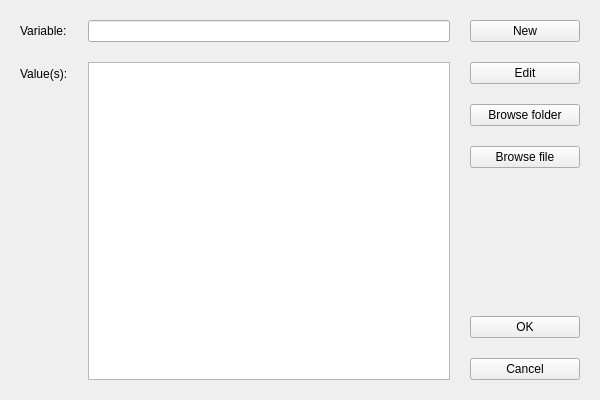
Qt form ui_files/btn_edit_dialog.ui (Noertri/manage-env) before a commit.
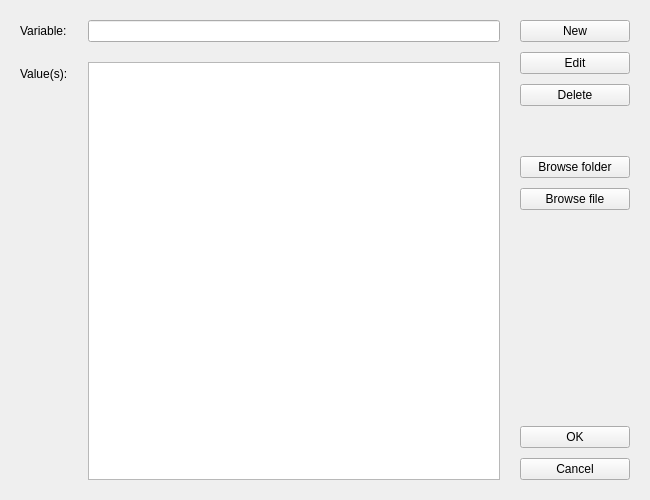
The same form after that commit.

Commit message: membuat fitur untuk menambah value di dialog edit

Diff of the .ui file:
```diff
--- a/ui_files/btn_edit_dialog.ui
+++ b/ui_files/btn_edit_dialog.ui
@@ -6,14 +6,14 @@
    <rect>
     <x>0</x>
     <y>0</y>
-    <width>600</width>
-    <height>400</height>
+    <width>650</width>
+    <height>500</height>
    </rect>
   </property>
   <property name="minimumSize">
    <size>
-    <width>600</width>
-    <height>400</height>
+    <width>650</width>
+    <height>500</height>
    </size>
   </property>
   <property name="palette">
@@ -523,7 +523,28 @@
           <set>QAbstractItemView::EditTrigger::DoubleClicked|QAbstractItemView::EditTrigger::SelectedClicked</set>
          </property>
          <property name="selectionBehavior">
-          <enum>QAbstractItemView::SelectionBehavior::SelectRows</enum>
+          <enum>QAbstractItemView::SelectRows</enum>
+         </property>
+         <property name="verticalScrollMode">
+          <enum>QAbstractItemView::ScrollPerPixel</enum>
+         </property>
+         <property name="horizontalScrollMode">
+          <enum>QAbstractItemView::ScrollPerPixel</enum>
+         </property>
+         <property name="spacing">
+          <number>2</number>
+         </property>
+         <property name="viewMode">
+          <enum>QListView::ListMode</enum>
+         </property>
+         <property name="uniformItemSizes">
+          <bool>true</bool>
+         </property>
+         <property name="wordWrap">
+          <bool>false</bool>
+         </property>
+         <property name="selectionRectVisible">
+          <bool>true</bool>
          </property>
          <property name="itemAlignment">
           <set>Qt::AlignmentFlag::AlignLeading|Qt::AlignmentFlag::AlignLeft|Qt::AlignmentFlag::AlignVCenter</set>
@@ -534,6 +555,9 @@
      </item>
      <item>
       <layout class="QVBoxLayout" name="verticalLayout">
+       <property name="spacing">
+        <number>10</number>
+       </property>
        <item>
         <widget class="QPushButton" name="btn_new2">
          <property name="text">
@@ -548,6 +572,29 @@
          </property>
         </widget>
        </item>
+       <item>
+        <widget class="QPushButton" name="btn_delete2">
+         <property name="text">
+          <string>Delete</string>
+         </property>
+        </widget>
+       </item>
+       <item>
+        <spacer name="verticalSpacer_2">
+         <property name="orientation">
+          <enum>Qt::Vertical</enum>
+         </property>
+         <property name="sizeType">
+          <enum>QSizePolicy::Minimum</enum>
+         </property>
+         <property name="sizeHint" stdset="0">
+          <size>
+           <width>20</width>
+           <height>40</height>
+          </size>
+         </property>
+        </spacer>
+       </item>
        <item>
         <widget class="QPushButton" name="btn_browse_dir2">
          <property name="minimumSize">
@@ -575,8 +622,8 @@
          </property>
          <property name="sizeHint" stdset="0">
           <size>
-           <width>20</width>
-           <height>40</height>
+           <width>40</width>
+           <height>20</height>
           </size>
          </property>
         </spacer>
```
Left out of the diff: 9 changed lines with no effect on the pictures. The commit also changes 2 other files.
